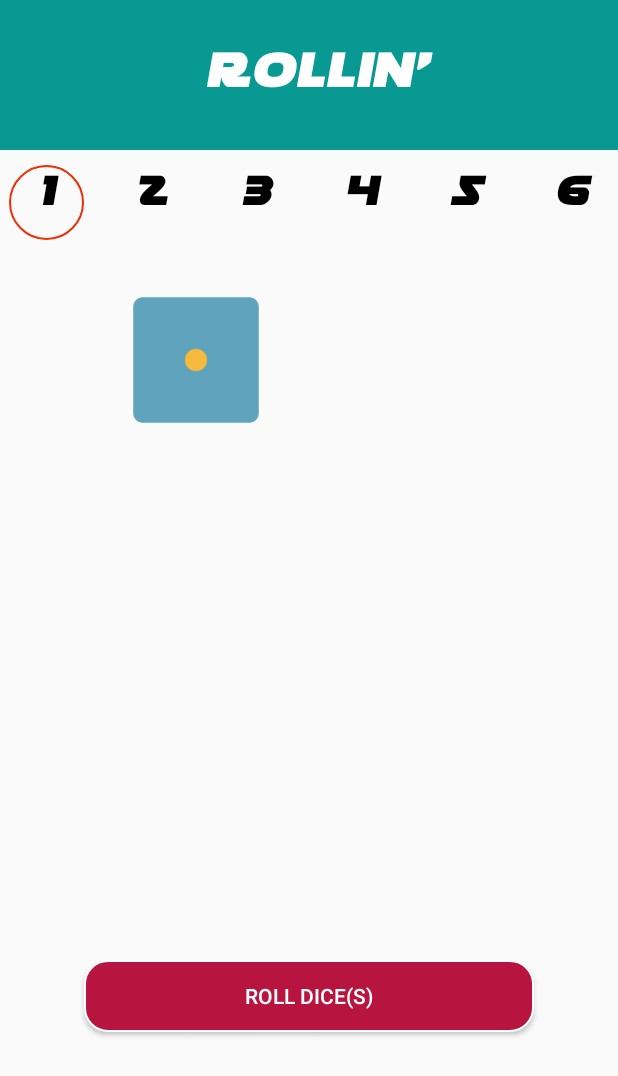
After one commit to adrisuys/wheelpick, an Android app: the DiceActivity screen opened directly, with no data from a screen before it, on a phone screen of 412 x 824 dp. The commit adds this screen. Shown: the top 1076 px of the screen. Run offline under Robolectric (Android 15) with nearby library versions, the phone set to English and light mode, and no system bars.

Commit message:
dice functionality added

```diff
--- a/app/src/main/AndroidManifest.xml
+++ b/app/src/main/AndroidManifest.xml
@@ -18,6 +18,7 @@
         </activity>
         <activity android:name=".view.ItemActivity"/>
         <activity android:name=".view.WheelActivity"/>
+        <activity android:name=".view.DiceActivity"/>
     </application>
 
 </manifest>
--- /dev/null
+++ b/app/src/main/java/be/depinxi/charts/view/DiceActivity.java
@@ -0,0 +1,183 @@
+package be.depinxi.charts.view;
+
+import android.os.Bundle;
+import android.view.View;
+import android.widget.ImageView;
+import android.widget.TextView;
+
+import androidx.appcompat.app.AppCompatActivity;
+
+import java.util.ArrayList;
+import java.util.List;
+
+import be.depinxi.charts.R;
+
+public class DiceActivity extends AppCompatActivity {
+
+    private int nbDice;
+    private ImageView dice1, dice2, dice3, dice4, dice5, dice6;
+    private TextView nbDice1, nbDice2, nbDice3, nbDice4, nbDice5, nbDice6;
+    List<TextView> values;
+
+    protected void onCreate(Bundle savedInstanceState) {
+        super.onCreate(savedInstanceState);
+        setContentView(R.layout.activity_dice);
+        nbDice = 1;
+        dice1 = findViewById(R.id.dice1);
+        dice2 = findViewById(R.id.dice2);
+        dice2.setVisibility(View.INVISIBLE);
+        dice3 = findViewById(R.id.dice3);
+        dice3.setVisibility(View.INVISIBLE);
+        dice4 = findViewById(R.id.dice4);
+        dice4.setVisibility(View.INVISIBLE);
+        dice5 = findViewById(R.id.dice5);
+        dice5.setVisibility(View.INVISIBLE);
+        dice6 = findViewById(R.id.dice6);
+        dice6.setVisibility(View.INVISIBLE);
+        handleTextView();
+    }
+
+    private void handleTextView() {
+        nbDice1 = findViewById(R.id.nbDice1);
+        nbDice1.setOnClickListener(new View.OnClickListener() {
+            @Override
+            public void onClick(View v) {
+                handleButtonUI(nbDice1.getText().toString());
+            }
+        });
+        nbDice2 = findViewById(R.id.nbDice2);
+        nbDice2.setOnClickListener(new View.OnClickListener() {
+            @Override
+            public void onClick(View v) {
+                handleButtonUI(nbDice2.getText().toString());
+            }
+        });
+        nbDice3 = findViewById(R.id.nbDice3);
+        nbDice3.setOnClickListener(new View.OnClickListener() {
+            @Override
+            public void onClick(View v) {
+                handleButtonUI(nbDice3.getText().toString());
+            }
+        });
+        nbDice4 = findViewById(R.id.nbDice4);
+        nbDice4.setOnClickListener(new View.OnClickListener() {
+            @Override
+            public void onClick(View v) {
+                handleButtonUI(nbDice4.getText().toString());
+            }
+        });
+        nbDice5 = findViewById(R.id.nbDice5);
+        nbDice5.setOnClickListener(new View.OnClickListener() {
+            @Override
+            public void onClick(View v) {
+                handleButtonUI(nbDice5.getText().toString());
+            }
+        });
+        nbDice6 = findViewById(R.id.nbDice6);
+        nbDice6.setOnClickListener(new View.OnClickListener() {
+            @Override
+            public void onClick(View v) {
+                handleButtonUI(nbDice6.getText().toString());
+            }
+        });
+        values = new ArrayList<>();
+        values.add(nbDice1);
+        values.add(nbDice2);
+        values.add(nbDice3);
+        values.add(nbDice4);
+        values.add(nbDice5);
+        values.add(nbDice6);
+    }
+
+    public void roll(View v){
+        setDiceFace(dice1, rollDices());
+        if (nbDice >= 2){
+            setDiceFace(dice2, rollDices());
+        }
+        if (nbDice >= 3){
+            setDiceFace(dice3, rollDices());
+        }
+        if (nbDice >= 4){
+            setDiceFace(dice4, rollDices());
+        }
+        if (nbDice >= 5){
+            setDiceFace(dice5, rollDices());
+        }
+        if (nbDice >= 6){
+            setDiceFace(dice6, rollDices());
+        }
+    }
+
+    private void setDiceFace(ImageView dice, int value) {
+        switch(value){
+            case 1 : dice.setBackgroundResource(R.drawable.dice_face_1); break;
+            case 2 : dice.setBackgroundResource(R.drawable.dice_face_2); break;
+            case 3 : dice.setBackgroundResource(R.drawable.dice_face_3); break;
+            case 4 : dice.setBackgroundResource(R.drawable.dice_face_4); break;
+            case 5 : dice.setBackgroundResource(R.drawable.dice_face_5); break;
+            case 6 : dice.setBackgroundResource(R.drawable.dice_face_6); break;
+        }
+    }
+
+    private int rollDices(){
+        return (int)(Math.random() * 6) + 1;
+    }
+
+    private void handleButtonUI(String text){
+        nbDice = Integer.parseInt(text);
+        for (TextView tv : values){
+            if (tv.getText().toString().equals(text)){
+                tv.setBackgroundResource(R.drawable.circle);
+            } else {
+                tv.setBackgroundResource(R.drawable.no_circle);
+            }
+        }
+        showDice();
+    }
+
+    private void showDice() {
+        if (nbDice == 6){
+            dice1.setVisibility(View.VISIBLE);
+            dice2.setVisibility(View.VISIBLE);
+            dice3.setVisibility(View.VISIBLE);
+            dice4.setVisibility(View.VISIBLE);
+            dice5.setVisibility(View.VISIBLE);
+            dice6.setVisibility(View.VISIBLE);
+        } else if (nbDice == 5){
+            dice1.setVisibility(View.VISIBLE);
+            dice2.setVisibility(View.VISIBLE);
+            dice3.setVisibility(View.VISIBLE);
+            dice4.setVisibility(View.VISIBLE);
+            dice5.setVisibility(View.VISIBLE);
+            dice6.setVisibility(View.INVISIBLE);
+        } else if (nbDice == 4){
+            dice1.setVisibility(View.VISIBLE);
+            dice2.setVisibility(View.VISIBLE);
+            dice3.setVisibility(View.VISIBLE);
+            dice4.setVisibility(View.VISIBLE);
+            dice5.setVisibility(View.INVISIBLE);
+            dice6.setVisibility(View.INVISIBLE);
+        } else if (nbDice == 3){
+            dice1.setVisibility(View.VISIBLE);
+            dice2.setVisibility(View.VISIBLE);
+            dice3.setVisibility(View.VISIBLE);
+            dice4.setVisibility(View.INVISIBLE);
+            dice5.setVisibility(View.INVISIBLE);
+            dice6.setVisibility(View.INVISIBLE);
+        } else if (nbDice == 2){
+            dice1.setVisibility(View.VISIBLE);
+            dice2.setVisibility(View.VISIBLE);
+            dice3.setVisibility(View.INVISIBLE);
+            dice4.setVisibility(View.INVISIBLE);
+            dice5.setVisibility(View.INVISIBLE);
+            dice6.setVisibility(View.INVISIBLE);
+        } else {
+            dice1.setVisibility(View.VISIBLE);
+            dice2.setVisibility(View.INVISIBLE);
+            dice3.setVisibility(View.INVISIBLE);
+            dice4.setVisibility(View.INVISIBLE);
+            dice5.setVisibility(View.INVISIBLE);
+            dice6.setVisibility(View.INVISIBLE);
+        }
+    }
+}
--- /dev/null
+++ b/app/src/main/res/drawable/circle.xml
@@ -0,0 +1,7 @@
+<?xml version="1.0" encoding="utf-8"?>
+<shape xmlns:android="http://schemas.android.com/apk/res/android"
+    android:shape="oval">
+    <stroke
+        android:width="1dp"
+        android:color="#eb2f06"/>
+</shape>
--- /dev/null
+++ b/app/src/main/res/drawable/ic_poll_black_24dp.xml
@@ -0,0 +1,5 @@
+<vector android:height="24dp" android:tint="#FFFFFF"
+    android:viewportHeight="24.0" android:viewportWidth="24.0"
+    android:width="24dp" xmlns:android="http://schemas.android.com/apk/res/android">
+    <path android:fillColor="#FF000000" android:pathData="M19,3L5,3c-1.1,0 -2,0.9 -2,2v14c0,1.1 0.9,2 2,2h14c1.1,0 2,-0.9 2,-2L21,5c0,-1.1 -0.9,-2 -2,-2zM9,17L7,17v-7h2v7zM13,17h-2L11,7h2v10zM17,17h-2v-4h2v4z"/>
+</vector>
--- /dev/null
+++ b/app/src/main/res/drawable/no_circle.xml
@@ -0,0 +1,5 @@
+<?xml version="1.0" encoding="utf-8"?>
+<shape xmlns:android="http://schemas.android.com/apk/res/android"
+    android:shape="oval">
+
+</shape>
--- /dev/null
+++ b/app/src/main/res/layout/activity_dice.xml
@@ -0,0 +1,188 @@
+<?xml version="1.0" encoding="utf-8"?>
+<LinearLayout xmlns:android="http://schemas.android.com/apk/res/android"
+    android:orientation="vertical" android:layout_width="match_parent"
+    android:layout_height="match_parent">
+
+    <RelativeLayout
+        android:id="@+id/title"
+        android:layout_width="match_parent"
+        android:layout_height="100dp"
+        android:padding="5dp"
+        android:paddingBottom="30dp"
+        android:background="@color/colorPrimary">
+
+        <TextView
+            android:text="ROLLIN'"
+            android:id="@+id/title_text"
+            android:paddingLeft="10dp"
+            android:layout_marginTop="15dp"
+            android:gravity="center"
+            android:layout_width="match_parent"
+            android:layout_height="50dp"
+            android:fontFamily="@font/soloist1"
+            android:textSize="35dp"
+            android:textColor="#FFF"
+            android:singleLine="true"
+            android:onClick="switchDarkMode"/>
+
+    </RelativeLayout>
+
+    <LinearLayout
+        android:layout_width="match_parent"
+        android:layout_height="wrap_content"
+        android:orientation="horizontal"
+        android:gravity="center"
+        android:paddingTop="10dp"
+        android:paddingBottom="10dp">
+
+        <TextView
+            android:layout_width="50dp"
+            android:layout_height="50dp"
+            android:textAlignment="center"
+            android:text="1"
+            android:textColor="#000"
+            android:layout_marginRight="20dp"
+            android:fontFamily="@font/soloist1"
+            android:textSize="30dp"
+            android:background="@drawable/circle"
+            android:id="@+id/nbDice1"/>
+
+        <TextView
+            android:layout_width="50dp"
+            android:layout_height="50dp"
+            android:textAlignment="center"
+            android:text="2"
+            android:textColor="#000"
+            android:layout_marginRight="20dp"
+            android:fontFamily="@font/soloist1"
+            android:textSize="30dp"
+            android:background="@drawable/no_circle"
+            android:id="@+id/nbDice2"/>
+
+        <TextView
+            android:layout_width="50dp"
+            android:layout_height="50dp"
+            android:textAlignment="center"
+            android:text="3"
+            android:textColor="#000"
+            android:layout_marginRight="20dp"
+            android:fontFamily="@font/soloist1"
+            android:textSize="30dp"
+            android:background="@drawable/no_circle"
+            android:id="@+id/nbDice3"/>
+
+        <TextView
+            android:layout_width="50dp"
+            android:layout_height="50dp"
+            android:textAlignment="center"
+            android:text="4"
+            android:textColor="#000"
+            android:layout_marginRight="20dp"
+            android:fontFamily="@font/soloist1"
+            android:textSize="30dp"
+            android:background="@drawable/no_circle"
+            android:id="@+id/nbDice4"/>
+
+        <TextView
+            android:layout_width="50dp"
+            android:layout_height="50dp"
+            android:textAlignment="center"
+            android:text="5"
+            android:textColor="#000"
+            android:layout_marginRight="20dp"
+            android:fontFamily="@font/soloist1"
+            android:textSize="30dp"
+            android:background="@drawable/no_circle"
+            android:id="@+id/nbDice5"/>
+
+        <TextView
+            android:layout_width="50dp"
+            android:layout_height="50dp"
+            android:textAlignment="center"
+            android:text="6"
+            android:textColor="#000"
+            android:fontFamily="@font/soloist1"
+            android:textSize="30dp"
+            android:background="@drawable/no_circle"
+            android:id="@+id/nbDice6"/>
+
+    </LinearLayout>
+
+    <LinearLayout
+        android:layout_width="match_parent"
+        android:layout_height="wrap_content"
+        android:orientation="horizontal"
+        android:padding="20dp"
+        android:gravity="center">
+
+        <ImageView
+            android:layout_width="100dp"
+            android:layout_height="100dp"
+            android:layout_marginRight="50dp"
+            android:id="@+id/dice1"
+            android:background="@drawable/dice_face_1"/>
+
+        <ImageView
+            android:layout_width="100dp"
+            android:layout_height="100dp"
+            android:id="@+id/dice2"
+            android:background="@drawable/dice_face_1"/>
+
+    </LinearLayout>
+
+    <LinearLayout
+        android:layout_width="match_parent"
+        android:layout_height="wrap_content"
+        android:orientation="horizontal"
+        android:padding="20dp"
+        android:gravity="center">
+
+        <ImageView
+            android:layout_width="100dp"
+            android:layout_height="100dp"
+            android:layout_marginRight="50dp"
+            android:id="@+id/dice3"
+            android:background="@drawable/dice_face_1"/>
+
+        <ImageView
+            android:layout_width="100dp"
+            android:layout_height="100dp"
+            android:id="@+id/dice4"
+            android:background="@drawable/dice_face_1"/>
+
+    </LinearLayout>
+
+    <LinearLayout
+        android:layout_width="match_parent"
+        android:layout_height="wrap_content"
+        android:orientation="horizontal"
+        android:padding="20dp"
+        android:gravity="center">
+
+        <ImageView
+            android:layout_width="100dp"
+            android:layout_height="100dp"
+            android:layout_marginRight="50dp"
+            android:id="@+id/dice5"
+            android:background="@drawable/dice_face_1"/>
+
+        <ImageView
+            android:layout_width="100dp"
+            android:layout_height="100dp"
+            android:id="@+id/dice6"
+            android:background="@drawable/dice_face_1"/>
+
+    </LinearLayout>
+
+    <Button
+        android:onClick="roll"
+        android:layout_width="300dp"
+        android:layout_height="wrap_content"
+        android:layout_marginTop="50dp"
+        android:text="ROLL DICE(S)"
+        android:textColor="#FFF"
+        android:gravity="center"
+        android:layout_gravity="center"
+        android:background="@drawable/button_rounded"/>
+
+</LinearLayout>
--- a/app/src/main/res/layout/activity_item.xml
+++ b/app/src/main/res/layout/activity_item.xml
@@ -23,7 +23,8 @@
             android:fontFamily="@font/soloist1"
             android:textSize="35dp"
             android:textColor="#FFF"
-            android:singleLine="true"/>
+            android:singleLine="true"
+            android:onClick="switchDarkMode"/>
 
     </RelativeLayout>
 
--- a/app/src/main/res/layout/activity_wheel.xml
+++ b/app/src/main/res/layout/activity_wheel.xml
@@ -27,7 +27,8 @@
             android:fontFamily="@font/soloist1"
             android:textSize="35dp"
             android:textColor="#FFF"
-            android:singleLine="true"/>
+            android:singleLine="true"
+            android:onClick="switchDarkMode"/>
 
     </RelativeLayout>
 
```
Also changed, not shown: app/src/main/java/be/depinxi/charts/model/DataHolder.java (+22 -0 lines), app/src/main/java/be/depinxi/charts/view/ItemActivity.java (+27 -6 lines), app/src/main/java/be/depinxi/charts/view/MainActivity.java (+19 -5 lines), app/src/main/java/be/depinxi/charts/view/WheelActivity.java (+23 -2 lines), app/src/main/res/layout/activity_main.xml (+11 -2 lines), app/src/main/res/drawable/dice_face_1.PNG (added), app/src/main/res/drawable/dice_face_2.PNG (added), app/src/main/res/drawable/dice_face_3.PNG (added), app/src/main/res/drawable/dice_face_4.PNG (added), app/src/main/res/drawable/dice_face_5.PNG (added), app/src/main/res/drawable/dice_face_6.PNG (added), app/src/main/res/drawable/dices.png (added).
